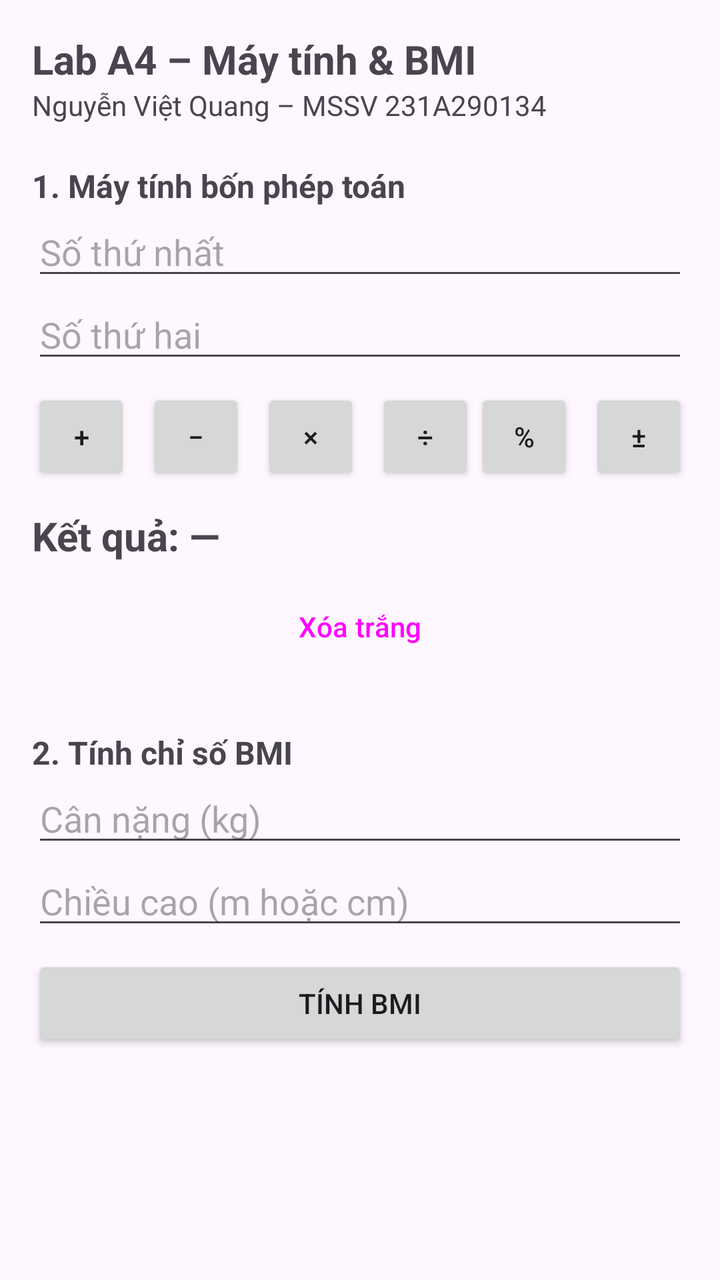
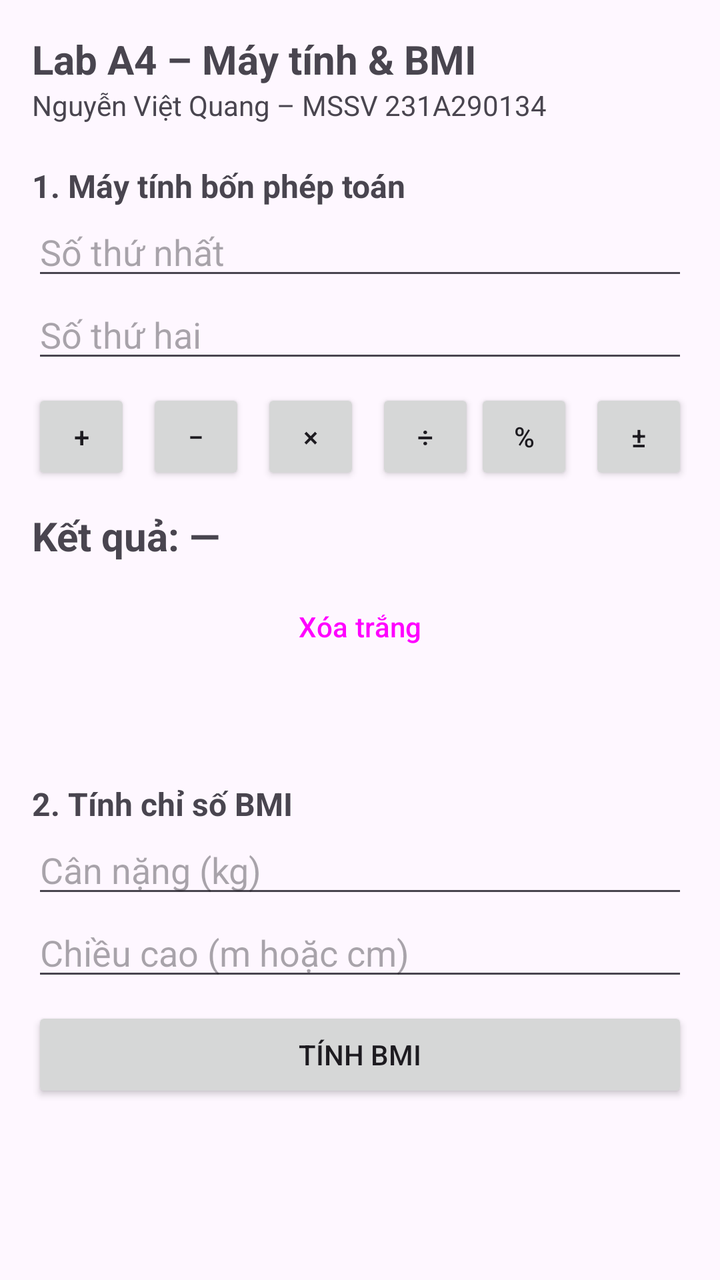

Before-and-after screenshots of an Android layout around one commit, followed by the original layout XML and the change that was made.
<!-- AndroidManifest.xml: application theme Theme.A4_231A290134 -->
<!-- res/layout/activity_main.xml -->
<?xml version="1.0" encoding="utf-8"?>
<ScrollView xmlns:android="http://schemas.android.com/apk/res/android"
    android:id="@+id/main"
    android:layout_width="match_parent"
    android:layout_height="match_parent">

    <LinearLayout
        android:layout_width="match_parent"
        android:layout_height="wrap_content"
        android:orientation="vertical"
        android:padding="16dp">

        <TextView
            android:layout_width="wrap_content"
            android:layout_height="wrap_content"
            android:text="@string/title"
            android:textSize="20sp"
            android:textStyle="bold" />

        <TextView
            android:layout_width="wrap_content"
            android:layout_height="wrap_content"
            android:text="@string/student"
            android:textSize="14sp" />

        
        <TextView
            android:layout_width="wrap_content"
            android:layout_height="wrap_content"
            android:layout_marginTop="20dp"
            android:text="@string/section_calc"
            android:textSize="16sp"
            android:textStyle="bold" />

        <EditText
            android:id="@+id/edtSoA"
            android:layout_width="match_parent"
            android:layout_height="wrap_content"
            android:hint="@string/hint_a"
            android:importantForAutofill="no"
            android:inputType="numberDecimal|numberSigned" />

        <EditText
            android:id="@+id/edtSoB"
            android:layout_width="match_parent"
            android:layout_height="wrap_content"
            android:hint="@string/hint_b"
            android:importantForAutofill="no"
            android:inputType="numberDecimal|numberSigned" />

        <LinearLayout
            android:layout_width="match_parent"
            android:layout_height="wrap_content"
            android:layout_marginTop="8dp"
            android:orientation="horizontal">

            <Button
                android:id="@+id/btnCong"
                android:layout_width="0dp"
                android:layout_height="wrap_content"
                android:layout_weight="1"
                android:text="@string/op_add" />

            <Button
                android:id="@+id/btnTru"
                android:layout_width="0dp"
                android:layout_height="wrap_content"
                android:layout_marginStart="8dp"
                android:layout_weight="1"
                android:text="@string/op_sub" />

            <Button
                android:id="@+id/btnNhan"
                android:layout_width="0dp"
                android:layout_height="wrap_content"
                android:layout_marginStart="8dp"
                android:layout_weight="1"
                android:text="@string/op_mul" />

            <Button
                android:id="@+id/btnChia"
                android:layout_width="0dp"
                android:layout_height="wrap_content"
                android:layout_marginStart="8dp"
                android:layout_weight="1"
                android:text="@string/op_div" />
            <Button
                android:id="@+id/btnPhanTram"
                android:layout_width="0dp"
                android:layout_height="wrap_content"
                android:layout_weight="1"
                android:text="%" />

            <Button
                android:id="@+id/btnDoiDau"
                android:layout_width="0dp"
                android:layout_height="wrap_content"
                android:layout_marginStart="8dp"
                android:layout_weight="1"
                android:text="±" />
        </LinearLayout>

        <TextView
            android:id="@+id/tvKetQua"
            android:layout_width="match_parent"
            android:layout_height="wrap_content"
            android:layout_marginTop="12dp"
            android:text="@string/result_placeholder"
            android:textSize="20sp"
            android:textStyle="bold" />

        <Button
            android:id="@+id/btnXoa"
            style="?attr/materialButtonOutlinedStyle"
            android:layout_width="match_parent"
            android:layout_height="wrap_content"
            android:layout_marginTop="8dp"
            android:text="@string/clear" />

        
        <TextView
            android:layout_width="wrap_content"
            android:layout_height="wrap_content"
            android:layout_marginTop="28dp"
            android:text="@string/section_bmi"
            android:textSize="16sp"
            android:textStyle="bold" />

        <EditText
            android:id="@+id/edtCanNang"
            android:layout_width="match_parent"
            android:layout_height="wrap_content"
            android:hint="@string/hint_weight"
            android:importantForAutofill="no"
            android:inputType="numberDecimal" />

        <EditText
            android:id="@+id/edtChieuCao"
            android:layout_width="match_parent"
            android:layout_height="wrap_content"
            android:hint="@string/hint_height"
            android:importantForAutofill="no"
            android:inputType="numberDecimal" />

        <Button
            android:id="@+id/btnTinhBmi"
            android:layout_width="match_parent"
            android:layout_height="wrap_content"
            android:layout_marginTop="8dp"
            android:text="@string/calc_bmi" />

        <TextView
            android:id="@+id/tvBmi"
            android:layout_width="match_parent"
            android:layout_height="wrap_content"
            android:layout_marginTop="12dp"
            android:textSize="20sp"
            android:textStyle="bold" />

        <TextView
            android:id="@+id/tvPhanLoai"
            android:layout_width="match_parent"
            android:layout_height="wrap_content"
            android:textSize="16sp" />
    </LinearLayout>
</ScrollView>
<!-- resources referenced by this layout -->
<resources>
  <string name="calc_bmi">Tính BMI</string>
  <string name="clear">Xóa trắng</string>
  <string name="hint_a">Số thứ nhất</string>
  <string name="hint_b">Số thứ hai</string>
  <string name="hint_height">Chiều cao (m hoặc cm)</string>
  <string name="hint_weight">Cân nặng (kg)</string>
  <string name="op_add">+</string>
  <string name="op_div">÷</string>
  <string name="op_mul">×</string>
  <string name="op_sub">−</string>
  <string name="result_placeholder">Kết quả: —</string>
  <string name="section_bmi">2. Tính chỉ số BMI</string>
  <string name="section_calc">1. Máy tính bốn phép toán</string>
  <string name="student">Nguyễn Việt Quang – MSSV 231A290134</string>
  <string name="title">Lab A4 – Máy tính &amp; BMI</string>
  <style name="Theme.A4_231A290134" parent="Base.Theme.A4_231A290134" />
  <style name="Base.Theme.A4_231A290134" parent="Theme.Material3.DayNight.NoActionBar">
          
          
      </style>
</resources>

<!-- the commit's change to res/layout/activity_main.xml (unified diff, before → after) -->
@@ -116,6 +116,13 @@
             android:layout_height="wrap_content"
             android:layout_marginTop="8dp"
             android:text="@string/clear" />
+        <TextView
+            android:id="@+id/tvLichSu"
+            android:layout_width="match_parent"
+            android:layout_height="wrap_content"
+            android:layout_marginTop="8dp"
+            android:fontFamily="monospace"
+            android:textSize="13sp" />
 
         
         <TextView
